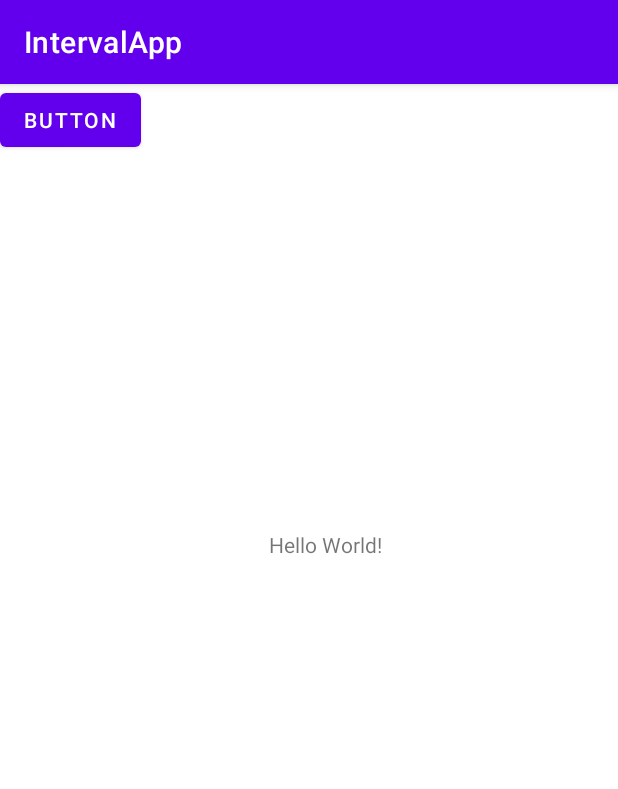
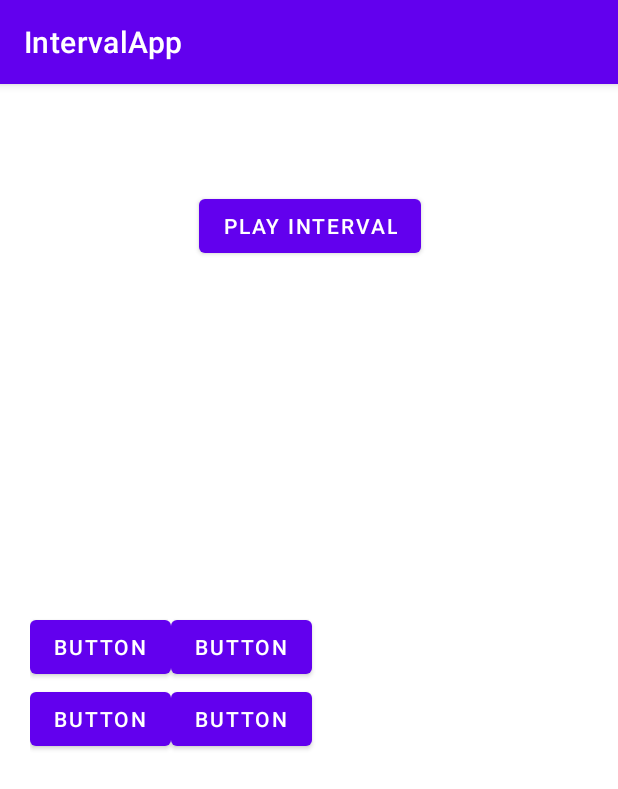
Before and after one commit to kevin224860/MusicIntervalApp, an Android app: the screen it shows after launch (MainActivity), on a phone screen of 412 x 824 dp. Shown: the top 789 px of the screen. Run offline under Robolectric (Android 15) with nearby library versions, the phone set to English and light mode, and no system bars.

Commit message:
updated layout and some code

```diff
--- a/app/build.gradle
+++ b/app/build.gradle
@@ -32,6 +32,7 @@ dependencies {
     implementation 'androidx.appcompat:appcompat:1.5.1'
     implementation 'com.google.android.material:material:1.6.1'
     implementation 'androidx.constraintlayout:constraintlayout:2.1.4'
+    implementation 'androidx.gridlayout:gridlayout:1.0.0'
     testImplementation 'junit:junit:4.13.2'
     androidTestImplementation 'androidx.test.ext:junit:1.1.3'
     androidTestImplementation 'androidx.test.espresso:espresso-core:3.4.0'
--- a/app/src/main/java/com/example/intervalapp/MainActivity.java
+++ b/app/src/main/java/com/example/intervalapp/MainActivity.java
@@ -5,12 +5,13 @@ import androidx.appcompat.app.AppCompatActivity;
 import android.os.Bundle;
 
 import java.util.HashMap;
+import java.util.Random;
 import java.util.concurrent.ThreadLocalRandom;
 
 public class MainActivity extends AppCompatActivity {
     int min = 2;
     int max = 15;
-
+    int isBlocked = 0;
     HashMap<Integer, String> intervalType = new HashMap<Integer, String>();
 
     @Override
@@ -34,11 +35,25 @@ public class MainActivity extends AppCompatActivity {
 
     private void determineInterval(){
         int numSemitones = ThreadLocalRandom.current().nextInt(min, max + 1);
-        //assume begin on middle C
+
         int numStart = 1;
         int diff = numSemitones - numStart;
 
+        btnText(diff);
+
+        Random random = new Random();
+        //if 0 play broken else play solid
+        isBlocked = random.nextInt(1);
+    }
+
+    private void btnText(int diff){
         String interval = intervalType.get(diff);
+
+        int btn1Interval = ThreadLocalRandom.current().nextInt(1, 13);
+        int btn2Interval = ThreadLocalRandom.current().nextInt(1, 13);
+        int btn3Interval = ThreadLocalRandom.current().nextInt(1, 13);
+
+
 
 
     }
--- a/app/src/main/res/layout/activity_main.xml
+++ b/app/src/main/res/layout/activity_main.xml
@@ -6,24 +6,63 @@
     android:layout_height="match_parent"
     tools:context=".MainActivity">
 
-    <TextView
-        android:layout_width="wrap_content"
+    <androidx.gridlayout.widget.GridLayout
+        android:id="@+id/gridLayout"
+        android:layout_width="0dp"
         android:layout_height="wrap_content"
-        android:text="Hello World!"
+        android:layout_marginStart="20dp"
+        android:layout_marginTop="40dp"
+        android:layout_marginEnd="20dp"
+        android:layout_marginBottom="10dp"
         app:layout_constraintBottom_toBottomOf="parent"
-        app:layout_constraintHorizontal_bias="0.532"
-        app:layout_constraintLeft_toLeftOf="parent"
-        app:layout_constraintRight_toRightOf="parent"
-        app:layout_constraintTop_toTopOf="parent"
-        app:layout_constraintVertical_bias="0.397"
-        tools:visibility="visible" />
+        app:layout_constraintEnd_toEndOf="parent"
+        app:layout_constraintStart_toStartOf="parent"
+        app:layout_constraintTop_toTopOf="parent">
 
         <Button
-        android:id="@+id/button2"
+            android:id="@+id/answer1"
             android:layout_width="wrap_content"
             android:layout_height="wrap_content"
             android:text="Button"
-        tools:layout_editor_absoluteX="84dp"
-        tools:layout_editor_absoluteY="360dp" />
+            app:layout_column="0"
+            app:layout_row="0" />
 
+        <Button
+            android:id="@+id/answer2"
+            android:layout_width="wrap_content"
+            android:layout_height="wrap_content"
+            android:text="Button"
+            app:layout_column="1"
+            app:layout_row="0" />
+
+        <Button
+            android:id="@+id/answer3"
+            android:layout_width="wrap_content"
+            android:layout_height="wrap_content"
+            android:text="Button"
+            app:layout_column="0"
+            app:layout_row="1" />
+
+        <Button
+            android:id="@+id/answer4"
+            android:layout_width="wrap_content"
+            android:layout_height="wrap_content"
+            android:text="Button"
+            app:layout_column="1"
+            app:layout_row="1" />
+    </androidx.gridlayout.widget.GridLayout>
+
+    <Button
+        android:id="@+id/button5"
+        android:layout_width="wrap_content"
+        android:layout_height="wrap_content"
+        android:layout_marginStart="131dp"
+        android:layout_marginTop="61dp"
+        android:layout_marginEnd="130dp"
+        android:layout_marginBottom="224dp"
+        android:text="Play Interval"
+        app:layout_constraintBottom_toTopOf="@+id/gridLayout"
+        app:layout_constraintEnd_toEndOf="parent"
+        app:layout_constraintStart_toStartOf="parent"
+        app:layout_constraintTop_toTopOf="parent" />
 </androidx.constraintlayout.widget.ConstraintLayout>
```
Lines whose indentation alone changed are shown as unchanged.
